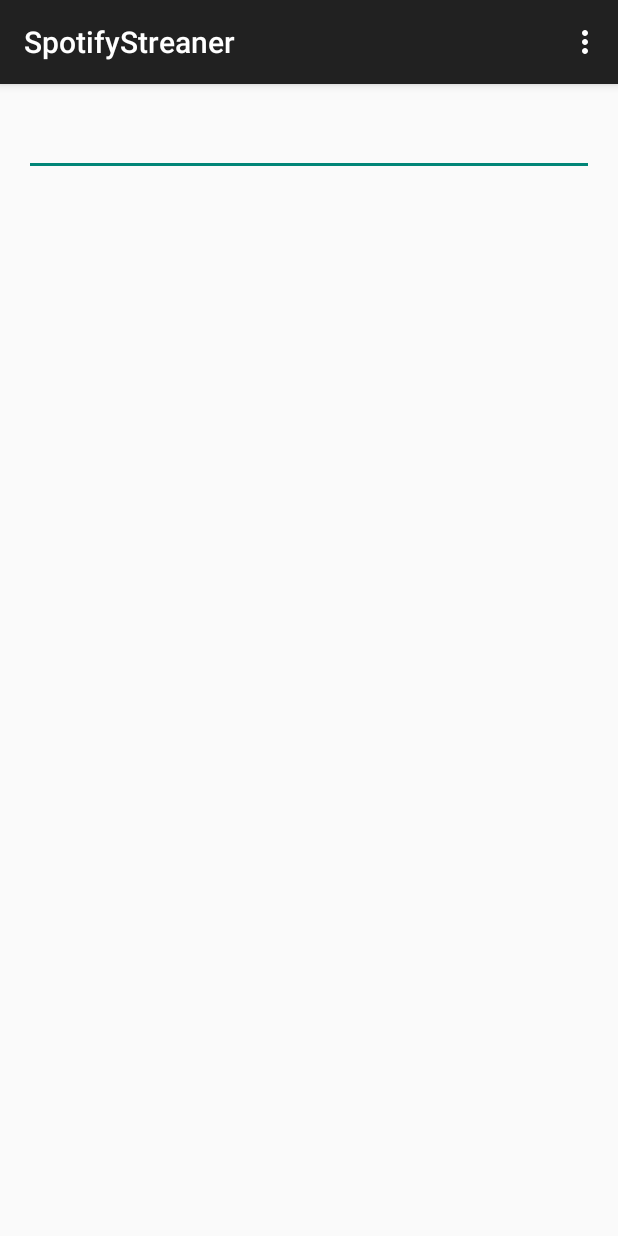
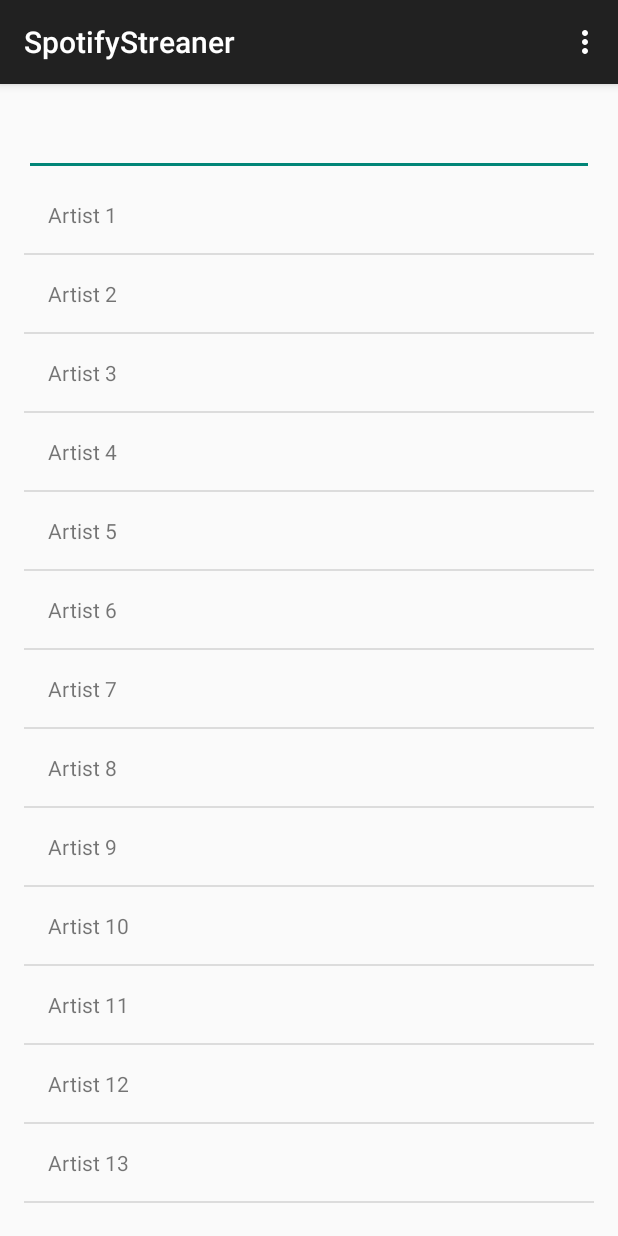
Before and after one commit to admunro/SpotifyStreamer, an Android app: the screen it shows after launch (ArtistSearch), on a phone screen of 412 x 824 dp. Run offline under Robolectric (Android 15) with nearby library versions, the phone set to English and light mode, and no system bars.

Commit message:
Populate Artist Search fragment with a text input field and a scrollable list of dummy data.

```diff
--- a/app/src/main/java/com/example/android/spotifystreaner/ArtistSearchFragment.java
+++ b/app/src/main/java/com/example/android/spotifystreaner/ArtistSearchFragment.java
@@ -1,11 +1,12 @@
 package com.example.android.spotifystreaner;
 
+import android.os.Bundle;
 import android.support.v4.app.Fragment;
-import android.os.Bundle;
 import android.view.LayoutInflater;
 import android.view.View;
 import android.view.ViewGroup;
 import android.widget.ArrayAdapter;
+import android.widget.ListView;
 
 import java.util.ArrayList;
 
@@ -27,11 +28,23 @@ public class ArtistSearchFragment extends Fragment
     {
         View rootView = inflater.inflate(R.layout.fragment_artist_search, container, false);
 
+        ArrayList<String> dummyData = new ArrayList<>();
+
+        // A nice old-fashioned loop to ensure that this Fragment automatically scrolls.
+        for (int i = 1; i < 20; i++)
+        {
+            dummyData.add("Artist " + Integer.toString(i));
+        }
+
         artistSearchResultsAdapter = new ArrayAdapter<> (getActivity(),
                                                          R.layout.fragment_artist_result,
                                                          R.id.fragment_artist_result_name,
-                                                         new ArrayList<String>());
+                                                         dummyData);
 
-        return inflater.inflate(R.layout.fragment_artist_search, container, false);
+        ListView listView = (ListView) rootView.findViewById(R.id.artist_search_results);
+
+        listView.setAdapter(artistSearchResultsAdapter);
+
+        return rootView;
     }
 }
--- /dev/null
+++ b/app/src/main/res/layout/fragment_artist_result.xml
@@ -0,0 +1,17 @@
+<FrameLayout xmlns:android="http://schemas.android.com/apk/res/android"
+             xmlns:tools="http://schemas.android.com/tools"
+             android:layout_width="match_parent"
+             android:layout_height="match_parent"
+             android:paddingLeft="@dimen/activity_horizontal_margin"
+             android:paddingRight="@dimen/activity_horizontal_margin"
+             android:paddingTop="@dimen/activity_vertical_margin"
+             android:paddingBottom="@dimen/activity_vertical_margin"
+             tools:context="com.example.android.spotifystreaner.artist_result">
+
+    <TextView
+        android:id="@+id/fragment_artist_result_name"
+        android:layout_width="match_parent"
+        android:layout_height="match_parent"
+        android:text="@string/artist_name"/>
+
+</FrameLayout>
--- a/app/src/main/res/layout/fragment_artist_search.xml
+++ b/app/src/main/res/layout/fragment_artist_search.xml
@@ -2,16 +2,16 @@
                 xmlns:tools="http://schemas.android.com/tools"
                 android:layout_width="match_parent"
                 android:layout_height="match_parent"
+                android:paddingBottom="@dimen/activity_vertical_margin"
                 android:paddingLeft="@dimen/activity_horizontal_margin"
                 android:paddingRight="@dimen/activity_horizontal_margin"
                 android:paddingTop="@dimen/activity_vertical_margin"
-                android:paddingBottom="@dimen/activity_vertical_margin"
                 tools:context=".ArtistSearchFragment">
 
     <EditText
+        android:id="@+id/artist_search_text_input"
         android:layout_width="match_parent"
-        android:layout_height="wrap_content"
-        android:id="@+id/artist_search_text_input"/>
+        android:layout_height="wrap_content"/>
 
     <FrameLayout
         android:layout_width="match_parent"
@@ -19,11 +19,10 @@
         android:layout_below="@id/artist_search_text_input">
 
         <ListView
+            android:id="@+id/artist_search_results"
             android:layout_width="match_parent"
-            android:layout_height="match_parent"
-            android:id="@+id/artist_search_results"/>
+            android:layout_height="match_parent"/>
     </FrameLayout>
 
 
-
 </RelativeLayout>
--- a/app/src/main/res/values/strings.xml
+++ b/app/src/main/res/values/strings.xml
@@ -2,4 +2,6 @@
     <string name="app_name">SpotifyStreaner</string>
     <string name="hello_world">Hello world!</string>
     <string name="action_settings">Settings</string>
+
+    <string name="artist_name">Artist Name</string>
 </resources>
```
Also changed, not shown: app/src/main/java/com/example/android/spotifystreaner/artist_result.java (added, +123 -0 lines).
